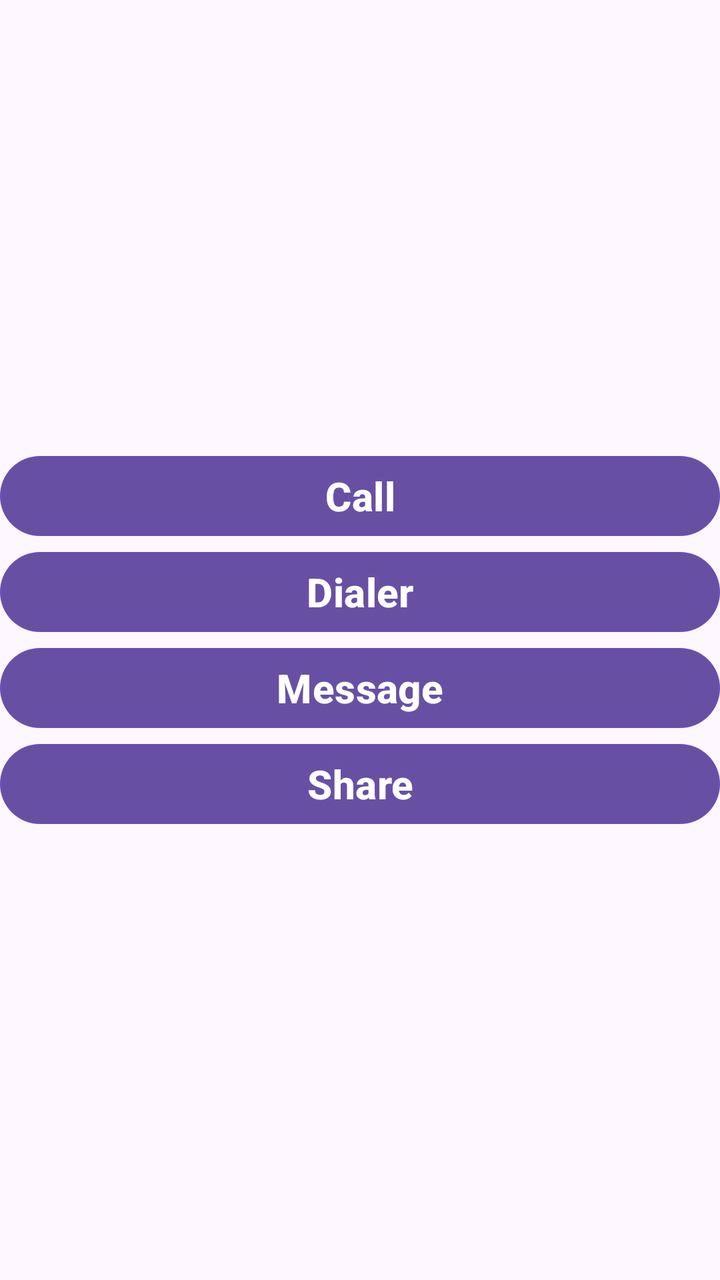
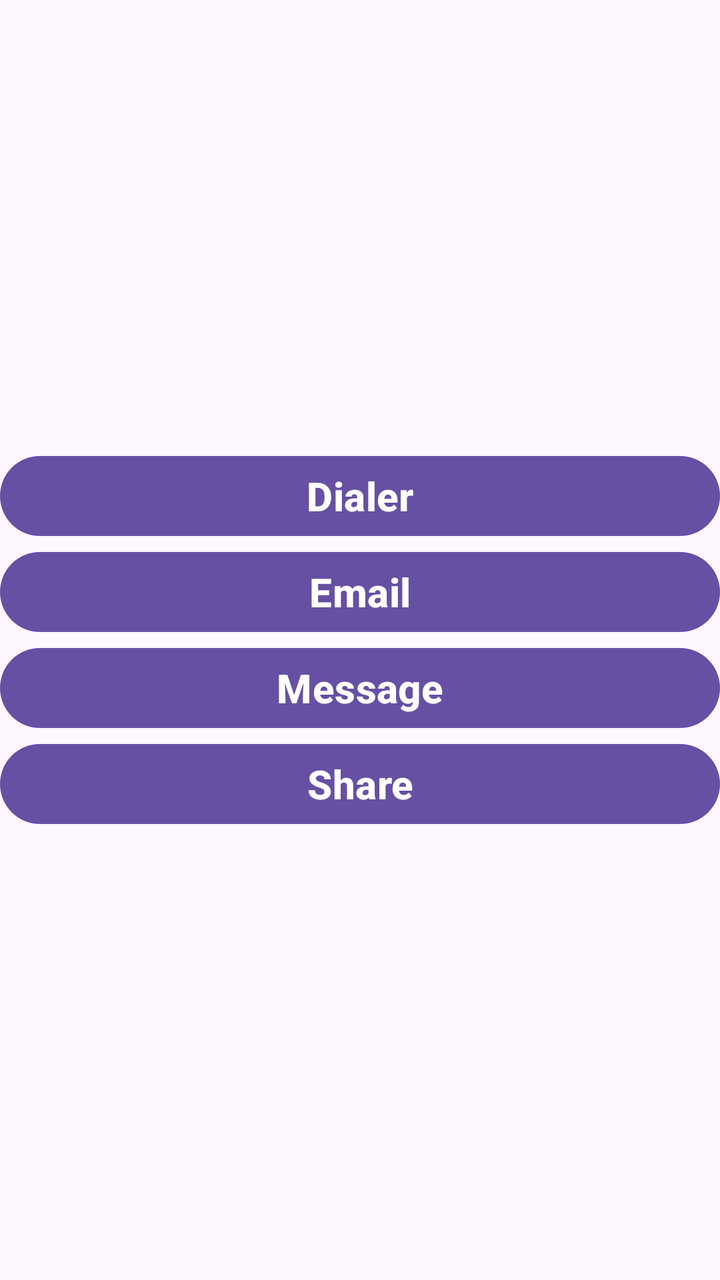

Compare the two renders of this Android layout. The source of the first and the diff that turns it into the second are given below.
<!-- AndroidManifest.xml: application theme Theme.App14 -->
<!-- res/layout/activity_main.xml -->
<?xml version="1.0" encoding="utf-8"?>
<LinearLayout xmlns:android="http://schemas.android.com/apk/res/android"
    xmlns:app="http://schemas.android.com/apk/res-auto"
    xmlns:tools="http://schemas.android.com/tools"
    android:id="@+id/main"
    android:layout_width="match_parent"
    android:gravity="center"
    android:layout_height="match_parent"
    android:orientation="vertical"
    tools:context=".MainActivity">

    <Button
        android:layout_width="match_parent"
        android:layout_height="wrap_content"
        android:text="Call"
        android:textSize="20sp"
        android:textStyle="bold"
        android:id="@+id/btn_call"/>
    <Button
        android:layout_width="match_parent"
        android:layout_height="wrap_content"
        android:text="Dialer"
        android:textSize="20sp"
        android:textStyle="bold"
        android:id="@+id/btn_dialer"/>
    <Button
        android:layout_width="match_parent"
        android:layout_height="wrap_content"
        android:text="Message"
        android:textSize="20sp"
        android:textStyle="bold"
        android:id="@+id/btn_msg"/>
    <Button
        android:layout_width="match_parent"
        android:layout_height="wrap_content"
        android:text="Share"
        android:textSize="20sp"
        android:textStyle="bold"
        android:id="@+id/btn_email"/>

</LinearLayout>
<!-- resources referenced by this layout -->
<resources>
  <style name="Theme.App14" parent="Base.Theme.App14" />
  <style name="Base.Theme.App14" parent="Theme.Material3.DayNight.NoActionBar">
          
          
      </style>
</resources>

<!-- the commit's change to res/layout/activity_main.xml (unified diff, before → after) -->
@@ -12,17 +12,17 @@
     <Button
         android:layout_width="match_parent"
         android:layout_height="wrap_content"
-        android:text="Call"
-        android:textSize="20sp"
-        android:textStyle="bold"
-        android:id="@+id/btn_call"/>
-    <Button
-        android:layout_width="match_parent"
-        android:layout_height="wrap_content"
         android:text="Dialer"
         android:textSize="20sp"
         android:textStyle="bold"
         android:id="@+id/btn_dialer"/>
+    <Button
+        android:layout_width="match_parent"
+        android:layout_height="wrap_content"
+        android:text="Email"
+        android:textSize="20sp"
+        android:textStyle="bold"
+        android:id="@+id/btn_email"/>
     <Button
         android:layout_width="match_parent"
         android:layout_height="wrap_content"
@@ -36,6 +36,6 @@
         android:text="Share"
         android:textSize="20sp"
         android:textStyle="bold"
-        android:id="@+id/btn_email"/>
+        android:id="@+id/btn_share"/>
 
 </LinearLayout>
